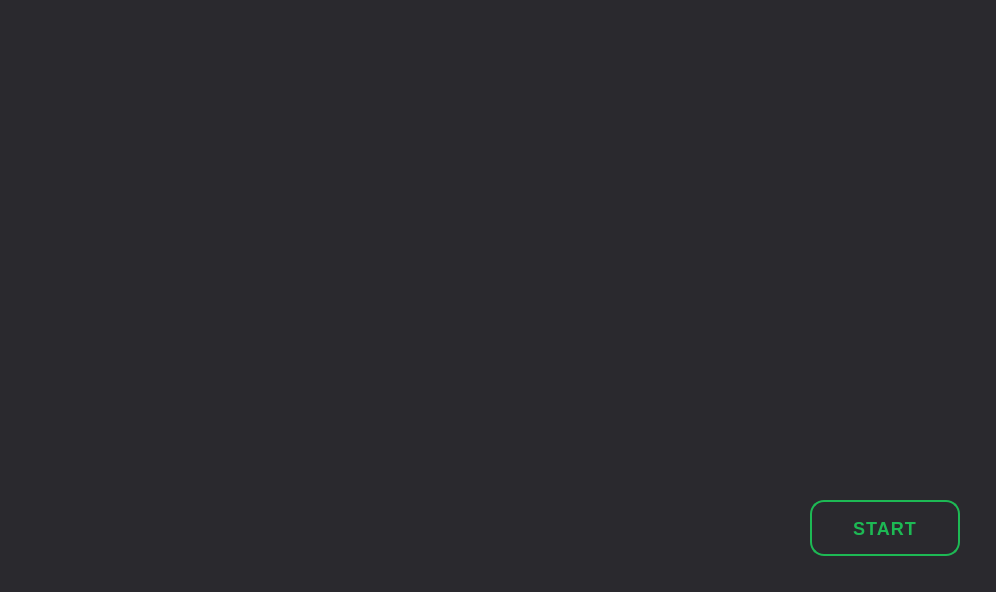
First picture: the form in pyui/ui/DetectionWindow.ui, repository kzaleskaa/spotify-gesture-controller, before the edit.
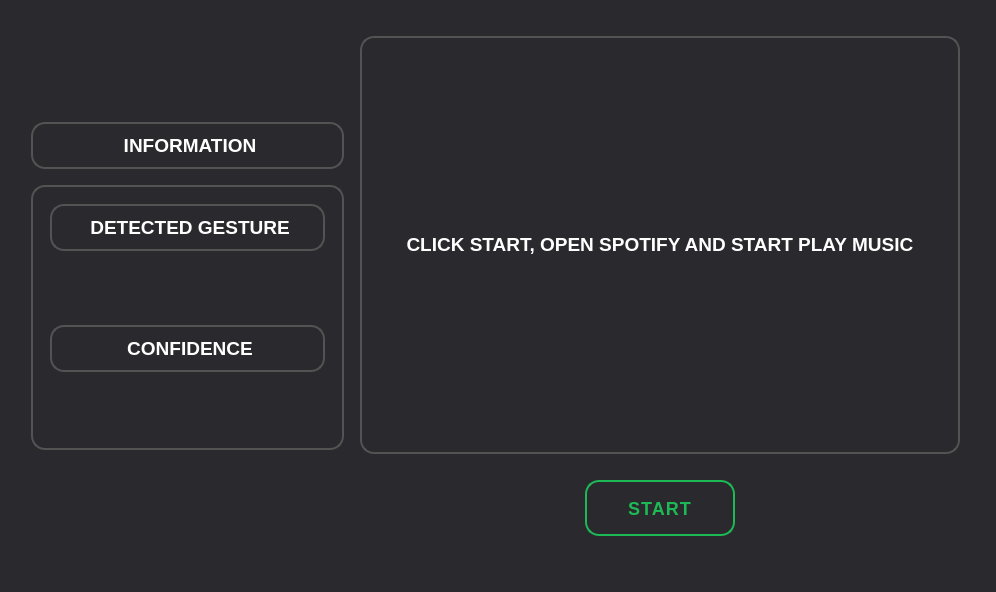
Second picture: the form after the edit.

Patch:
```diff
--- a/pyui/ui/DetectionWindow.ui
+++ b/pyui/ui/DetectionWindow.ui
@@ -48,6 +48,10 @@
 color: #121212;
 background-color: 	#1db954;
 border: 2px solid #121212;
+}
+
+QHBoxLayout {
+border: 2px solid green;
 }</string>
   </property>
   <layout class="QHBoxLayout" name="horizontalLayout_2">
@@ -69,20 +73,130 @@
       <layout class="QHBoxLayout" name="horizontalLayout_9">
        <item>
         <layout class="QVBoxLayout" name="verticalLayout_4">
+         <property name="leftMargin">
+          <number>10</number>
+         </property>
+         <property name="topMargin">
+          <number>0</number>
+         </property>
+         <property name="rightMargin">
+          <number>10</number>
+         </property>
+         <property name="bottomMargin">
+          <number>20</number>
+         </property>
          <item>
-          <widget class="QLabel" name="detected_gesture_name">
+          <spacer name="verticalSpacer_2">
+           <property name="orientation">
+            <enum>Qt::Vertical</enum>
+           </property>
+           <property name="sizeHint" stdset="0">
+            <size>
+             <width>20</width>
+             <height>40</height>
+            </size>
+           </property>
+          </spacer>
+         </item>
+         <item>
+          <widget class="QLabel" name="label_3">
+           <property name="minimumSize">
+            <size>
+             <width>0</width>
+             <height>50</height>
+            </size>
+           </property>
+           <property name="styleSheet">
+            <string notr="true">color: white;
+border: 2px solid #535353;
+border-radius: 14px;
+margin-bottom: 10px;
+padding: 10px;
+</string>
+           </property>
            <property name="text">
-            <string>&lt;html&gt;&lt;head/&gt;&lt;body&gt;&lt;p&gt;&lt;br/&gt;&lt;/p&gt;&lt;/body&gt;&lt;/html&gt;</string>
+            <string>&lt;html&gt;&lt;head/&gt;&lt;body&gt;&lt;p align=&quot;center&quot;&gt;&lt;span style=&quot; font-size:14pt;&quot;&gt;INFORMATION&lt;/span&gt;&lt;/p&gt;&lt;/body&gt;&lt;/html&gt;</string>
            </property>
           </widget>
          </item>
          <item>
-          <widget class="QLabel" name="detection_confidence">
-           <property name="text">
-            <string>&lt;html&gt;&lt;head/&gt;&lt;body&gt;&lt;p&gt;&lt;br/&gt;&lt;/p&gt;&lt;/body&gt;&lt;/html&gt;</string>
+          <widget class="QWidget" name="verticalWidget" native="true">
+           <property name="styleSheet">
+            <string notr="true">border: 2px solid #535353;
+border-radius: 14px;</string>
            </property>
+           <layout class="QVBoxLayout" name="verticalLayout">
+            <property name="bottomMargin">
+             <number>20</number>
+            </property>
+            <item>
+             <widget class="QLabel" name="label">
+              <property name="styleSheet">
+               <string notr="true">color: white;
+border: 2px solid #535353;
+border-radius: 14px;
+padding: 10px;
+margin: 10px;
+</string>
+              </property>
+              <property name="text">
+               <string>&lt;html&gt;&lt;head/&gt;&lt;body&gt;&lt;p align=&quot;center&quot;&gt;&lt;span style=&quot; font-size:14pt;&quot;&gt;DETECTED GESTURE&lt;/span&gt;&lt;/p&gt;&lt;/body&gt;&lt;/html&gt;</string>
+              </property>
+             </widget>
+            </item>
+            <item>
+             <widget class="QLabel" name="detected_gesture_name">
+              <property name="styleSheet">
+               <string notr="true">color: #1db954;
+border: none;</string>
+              </property>
+              <property name="text">
+               <string>&lt;html&gt;&lt;head/&gt;&lt;body&gt;&lt;p align=&quot;center&quot;&gt;&lt;br/&gt;&lt;/p&gt;&lt;/body&gt;&lt;/html&gt;</string>
+              </property>
+             </widget>
+            </item>
+            <item>
+             <widget class="QLabel" name="label_2">
+              <property name="styleSheet">
+               <string notr="true">color: white;
+border: 2px solid #535353;
+border-radius: 14px;
+padding: 10px;
+margin: 10px;
+</string>
+              </property>
+              <property name="text">
+               <string>&lt;html&gt;&lt;head/&gt;&lt;body&gt;&lt;p align=&quot;center&quot;&gt;&lt;span style=&quot; font-size:14pt;&quot;&gt;CONFIDENCE&lt;/span&gt;&lt;/p&gt;&lt;/body&gt;&lt;/html&gt;</string>
+              </property>
+             </widget>
+            </item>
+            <item>
+             <widget class="QLabel" name="detection_confidence">
+              <property name="styleSheet">
+               <string notr="true">color: #1db954;
+border: none;</string>
+              </property>
+              <property name="text">
+               <string>&lt;html&gt;&lt;head/&gt;&lt;body&gt;&lt;p align=&quot;center&quot;&gt;&lt;br/&gt;&lt;/p&gt;&lt;/body&gt;&lt;/html&gt;</string>
+              </property>
+             </widget>
+            </item>
+           </layout>
           </widget>
          </item>
+         <item>
+          <spacer name="verticalSpacer">
+           <property name="orientation">
+            <enum>Qt::Vertical</enum>
+           </property>
+           <property name="sizeHint" stdset="0">
+            <size>
+             <width>20</width>
+             <height>40</height>
+            </size>
+           </property>
+          </spacer>
+         </item>
         </layout>
        </item>
       </layout>
@@ -93,13 +207,31 @@
         <layout class="QVBoxLayout" name="verticalLayout_3">
          <item>
           <widget class="QLabel" name="detection_camera">
+           <property name="minimumSize">
+            <size>
+             <width>600</width>
+             <height>400</height>
+            </size>
+           </property>
+           <property name="styleSheet">
+            <string notr="true">QLabel {
+border-radius: 14px;
+border: 2px solid #535353;
+}</string>
+           </property>
            <property name="text">
-            <string/>
+            <string>&lt;html&gt;&lt;head/&gt;&lt;body&gt;&lt;p align=&quot;center&quot;&gt;&lt;span style=&quot; font-size:14pt;&quot;&gt;CLICK START, OPEN SPOTIFY AND START PLAY MUSIC &lt;/span&gt;&lt;/p&gt;&lt;/body&gt;&lt;/html&gt;</string>
            </property>
           </widget>
          </item>
          <item>
           <layout class="QHBoxLayout" name="horizontalLayout_10">
+           <property name="topMargin">
+            <number>20</number>
+           </property>
+           <property name="bottomMargin">
+            <number>20</number>
+           </property>
            <item>
             <widget class="QPushButton" name="pushButton_2">
              <property name="minimumSize">
```
Left out of the diff: 2 changed lines with no effect on the pictures.
